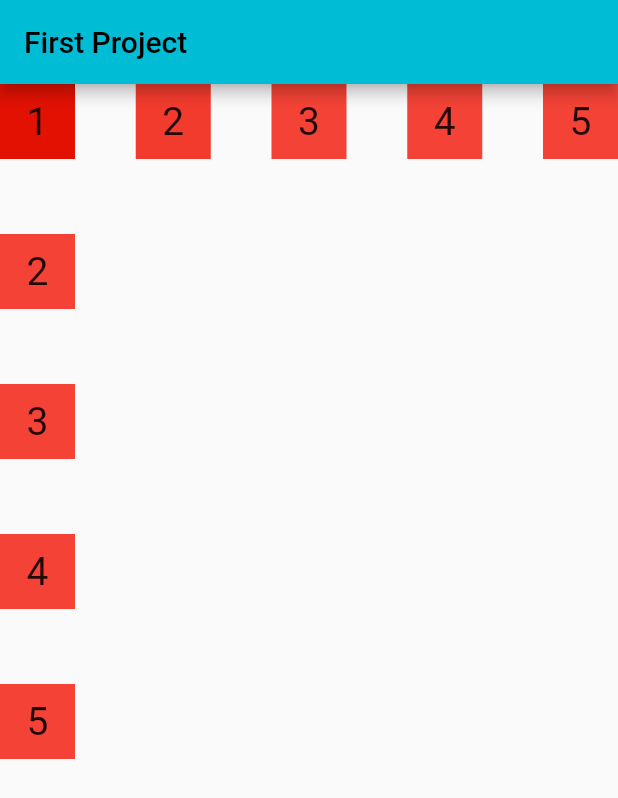
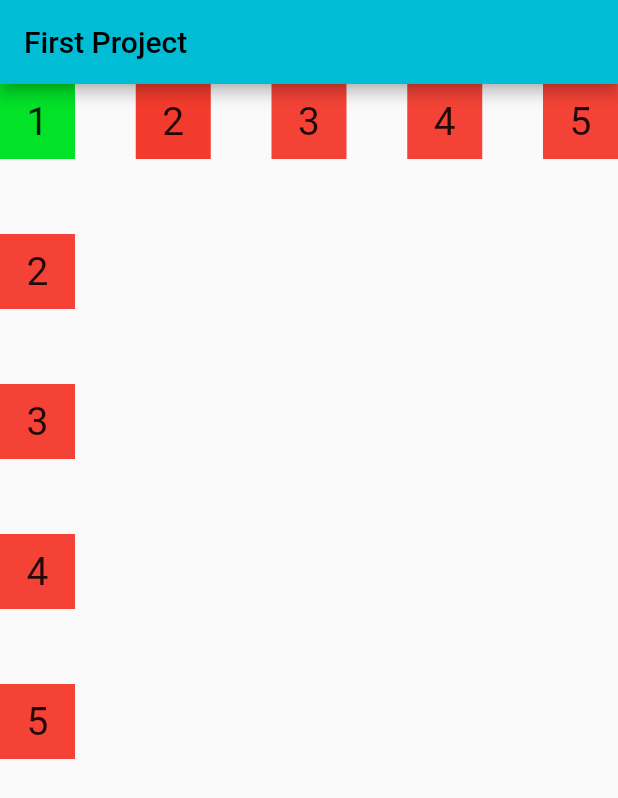
Before and after one commit to simonecarta/flutter_ex_cont-align, a Flutter app: the screen it shows after launch, on a phone screen of 412 x 824 dp. Shown: the top 798 px of the screen. Run offline on Flutter 3.47's test engine with Material 2 defaults, Android fonts, the phone set to English and light mode, and no system bars.

Commit message:
cambiato colore in verde

```diff
--- a/lib/main.dart
+++ b/lib/main.dart
@@ -38,7 +38,7 @@ class MyApp extends StatelessWidget {
     return Row(
       mainAxisAlignment: MainAxisAlignment.spaceBetween,
       children: [
-        createContainer('1', Color.fromARGB(255, 226, 17, 2), margin: 0),
+        createContainer('1', Color.fromARGB(255, 2, 226, 39), margin: 0),
         createContainer('2', Color.fromARGB(255, 243, 59, 45), margin: 0),
         createContainer('3', Colors.red, margin: 0),
         createContainer('4', Colors.red, margin: 0),
```
